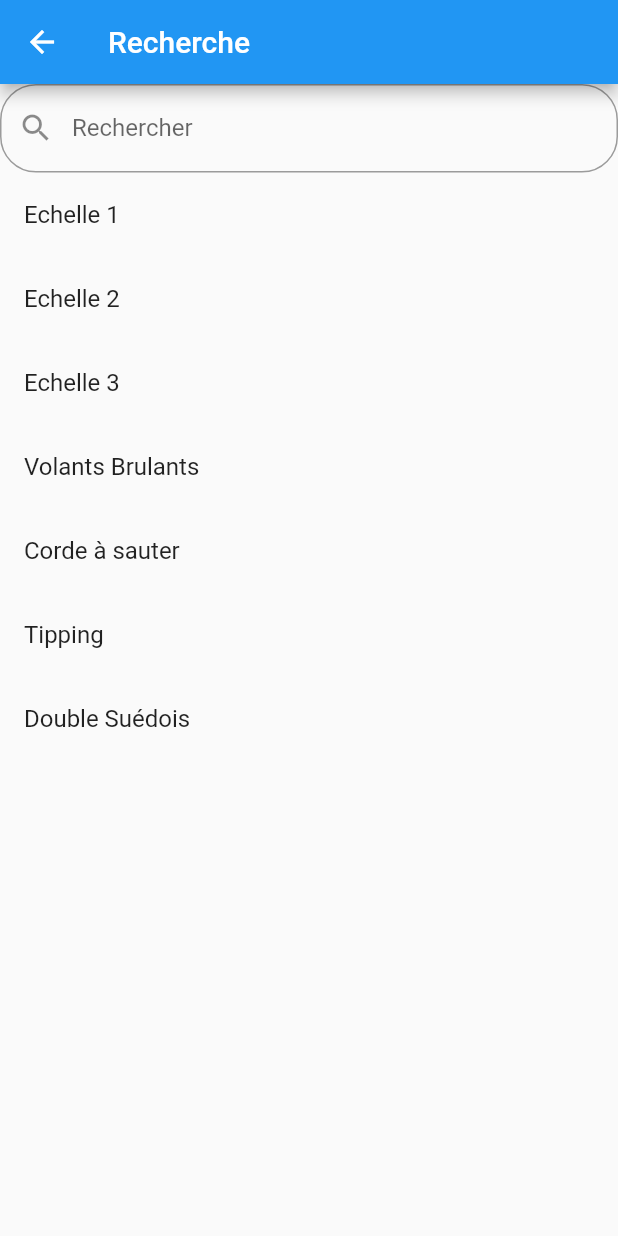
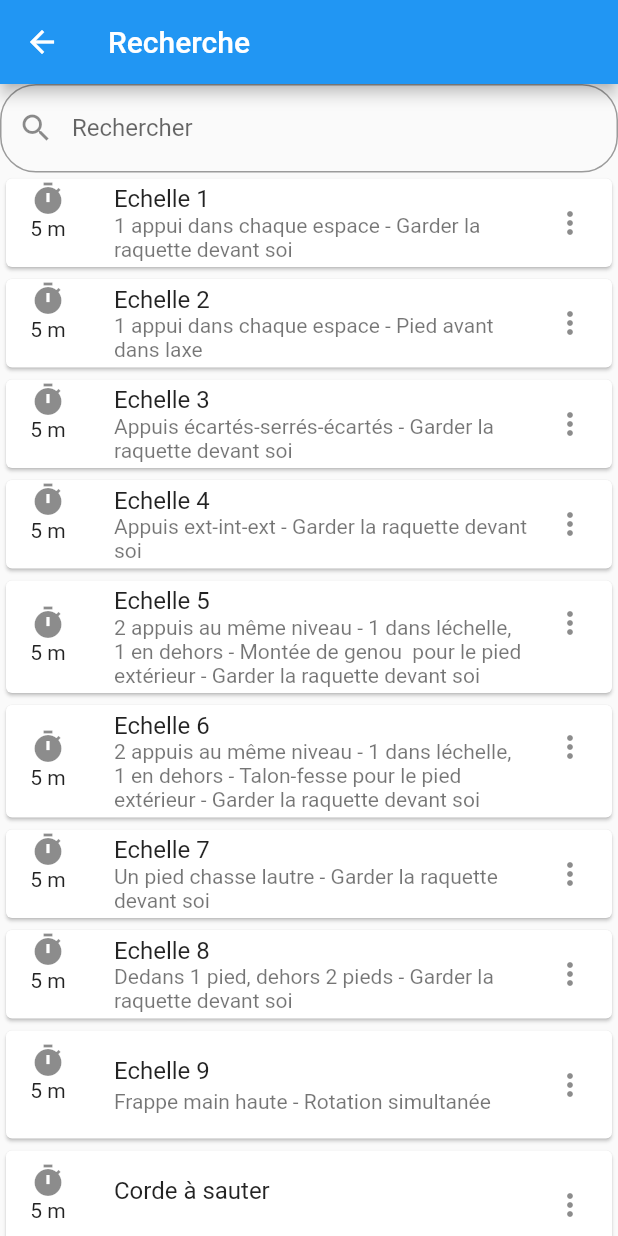
Before and after one commit to philgung/anibad, a Flutter app: the RecherchePage screen opened directly, on a phone screen of 412 x 824 dp. Run offline on Flutter 3.47's test engine with Material 2 defaults, Android fonts, the phone set to English and light mode, and no system bars.

Commit message:
ajout ExerciceRepository

```diff
--- /dev/null
+++ b/assets/exercices.json
@@ -0,0 +1,16 @@
+{
+    "exercices":[
+        { "title":"Echelle 1", "subtitle":"1 appui dans chaque espace - Garder la raquette devant soi","duree":5,"consignes":""},
+        { "title":"Echelle 2", "subtitle":"1 appui dans chaque espace - Pied avant dans l'axe","duree":5,"consignes":""},
+        { "title":"Echelle 3", "subtitle":"Appuis écartés-serrés-écartés - Garder la raquette devant soi","duree":5,"consignes":""},
+        { "title":"Echelle 4", "subtitle":"Appuis ext-int-ext - Garder la raquette devant soi","duree":5,"consignes":""},
+        { "title":"Echelle 5", "subtitle":"2 appuis au même niveau - 1 dans l'échelle, 1 en dehors - Montée de genou  pour le pied extérieur - Garder la raquette devant soi","duree":5,"consignes":""},
+        { "title":"Echelle 6", "subtitle":"2 appuis au même niveau - 1 dans l'échelle, 1 en dehors - Talon-fesse pour le pied extérieur - Garder la raquette devant soi","duree":5,"consignes":""},
+        { "title":"Echelle 7", "subtitle":"Un pied chasse l'autre - Garder la raquette devant soi","duree":5,"consignes":""},
+        { "title":"Echelle 8", "subtitle":"Dedans 1 pied, dehors 2 pieds - Garder la raquette devant soi","duree":5,"consignes":""},
+        { "title":"Echelle 9", "subtitle":"Frappe main haute - Rotation simultanée","duree":5,"consignes":""},
+        { "title":"Corde à sauter", "subtitle":"","duree":5,"consignes":""},
+        { "title":"Tipping", "subtitle":"","duree":5,"consignes":""},
+        { "title":"Double Suédois", "subtitle":"","duree":5,"consignes":""}
+    ]
+}
--- a/lib/Domain/Exercice.dart
+++ b/lib/Domain/Exercice.dart
@@ -1,5 +1,5 @@
 class Exercice {
-  String title, subtitle;
+  String title, subtitle, consignes;
   int duree;
 
   Exercice(this.title, this.subtitle, this.duree);
--- /dev/null
+++ b/lib/Domain/Repository/ExerciceRepository.dart
@@ -0,0 +1,5 @@
+import '../Exercice.dart';
+
+abstract class ExerciceRepository {
+  List<Exercice> recupererExercices();
+}
--- /dev/null
+++ b/lib/Infrastructure/Repository/ExerciceRepositoryInMemoryImpl.dart
@@ -0,0 +1,36 @@
+import 'package:anibad/Domain/Exercice.dart';
+import 'package:anibad/Domain/Repository/ExerciceRepository.dart';
+
+class ExerciceRepositoryInMemoryImpl implements ExerciceRepository {
+  @override
+  List<Exercice> recupererExercices() {
+    return [
+      Exercice('Echelle 1',
+          '1 appui dans chaque espace - Garder la raquette devant soi', 5),
+      Exercice('Echelle 2',
+          '1 appui dans chaque espace - Pied avant dans l' 'axe', 5),
+      Exercice('Echelle 3',
+          'Appuis écartés-serrés-écartés - Garder la raquette devant soi', 5),
+      Exercice(
+          'Echelle 4', 'Appuis ext-int-ext - Garder la raquette devant soi', 5),
+      Exercice(
+          'Echelle 5',
+          '2 appuis au même niveau - 1 dans l'
+              'échelle, 1 en dehors - Montée de genou  pour le pied extérieur - Garder la raquette devant soi',
+          5),
+      Exercice(
+          'Echelle 6',
+          '2 appuis au même niveau - 1 dans l'
+              'échelle, 1 en dehors - Talon-fesse pour le pied extérieur - Garder la raquette devant soi',
+          5),
+      Exercice('Echelle 7',
+          'Un pied chasse l' 'autre - Garder la raquette devant soi', 5),
+      Exercice('Echelle 8',
+          'Dedans 1 pied, dehors 2 pieds - Garder la raquette devant soi', 5),
+      Exercice('Echelle 9', 'Frappe main haute - Rotation simultanée', 5),
+      Exercice('Corde à sauter', '', 5),
+      Exercice('Tipping', '', 5),
+      Exercice('Double Suédois', '', 5)
+    ];
+  }
+}
--- a/lib/Presentation/RecherchePage.dart
+++ b/lib/Presentation/RecherchePage.dart
@@ -1,3 +1,7 @@
+import 'package:anibad/Domain/Exercice.dart';
+import 'package:anibad/Domain/Repository/ExerciceRepository.dart';
+import 'package:anibad/Infrastructure/Repository/ExerciceRepositoryInMemoryImpl.dart';
+import 'package:anibad/Presentation/Composants/TuileExercice.dart';
 import 'package:flutter/material.dart';
 
 class RecherchePage extends StatefulWidget {
@@ -6,19 +10,12 @@ class RecherchePage extends StatefulWidget {
 }
 
 class _RecherchePageState extends State<RecherchePage> {
-  final initList = [
-    'Echelle 1',
-    'Echelle 2',
-    'Echelle 3',
-    'Volants Brulants',
-    'Corde à sauter',
-    'Tipping',
-    'Double Suédois'
-  ];
-
+  List<Exercice> initList;
   TextEditingController editingController = TextEditingController();
-  var elementsRecherches = List<String>();
+  List<Exercice> elementsRecherches;
   _RecherchePageState() {
+    initList = ExerciceRepositoryInMemoryImpl().recupererExercices();
+    elementsRecherches = List<Exercice>();
     elementsRecherches.addAll(initList);
   }
   @override
@@ -42,7 +39,7 @@ class _RecherchePageState extends State<RecherchePage> {
           Expanded(
               child: ListView.builder(
             itemBuilder: (context, index) {
-              return ListTile(title: Text('${elementsRecherches[index]}'));
+              return TuileExercice(elementsRecherches[index]);
             },
             itemCount: elementsRecherches.length,
           ))
@@ -50,12 +47,12 @@ class _RecherchePageState extends State<RecherchePage> {
   }
 
   filterSearch(String query) {
-    var searchList = List<String>();
+    var searchList = List<Exercice>();
     searchList.addAll(initList);
     if (query.isNotEmpty) {
-      var resultListData = List<String>();
+      var resultListData = List<Exercice>();
       searchList.forEach((element) {
-        if (element.contains(query)) {
+        if (element.title.contains(query) || element.subtitle.contains(query)) {
           resultListData.add(element);
         }
       });
--- a/pubspec.yaml
+++ b/pubspec.yaml
@@ -31,3 +31,5 @@ dev_dependencies:
   #mockito: ^4.1.0
 flutter:
   uses-material-design: true
+  assets:
+    - assets/exercices.json
```
Also changed, not shown: lib/Infrastructure/Repository/ExerciceRepositoryJsonImpl.dart (added, +52 -0 lines).
